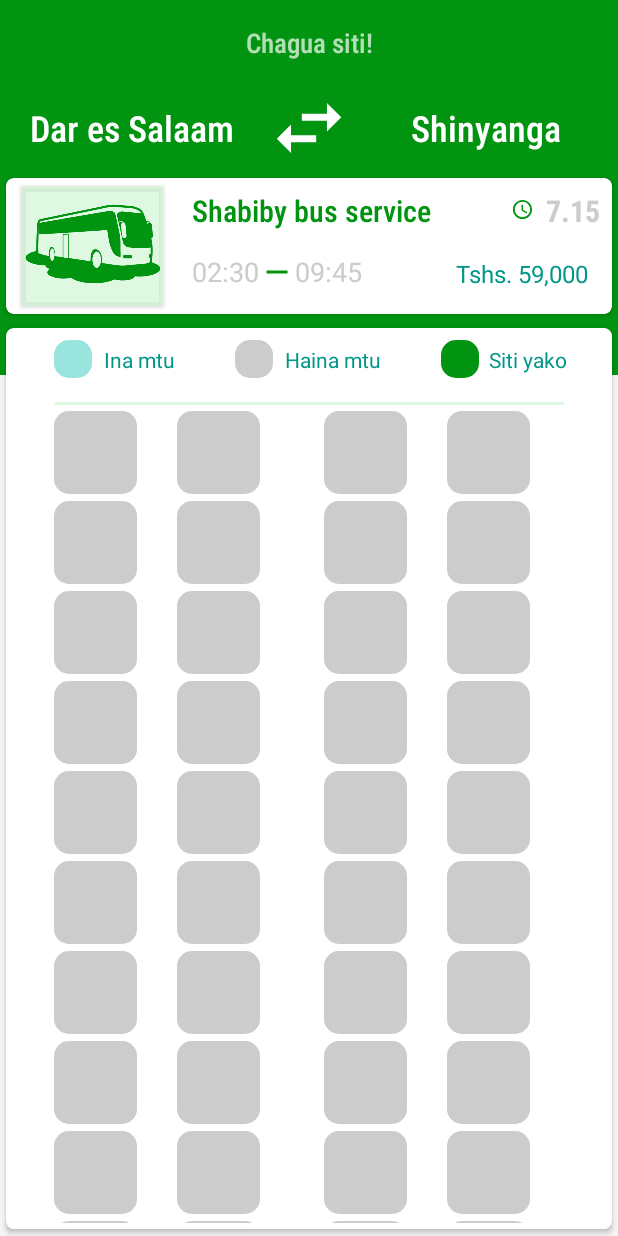
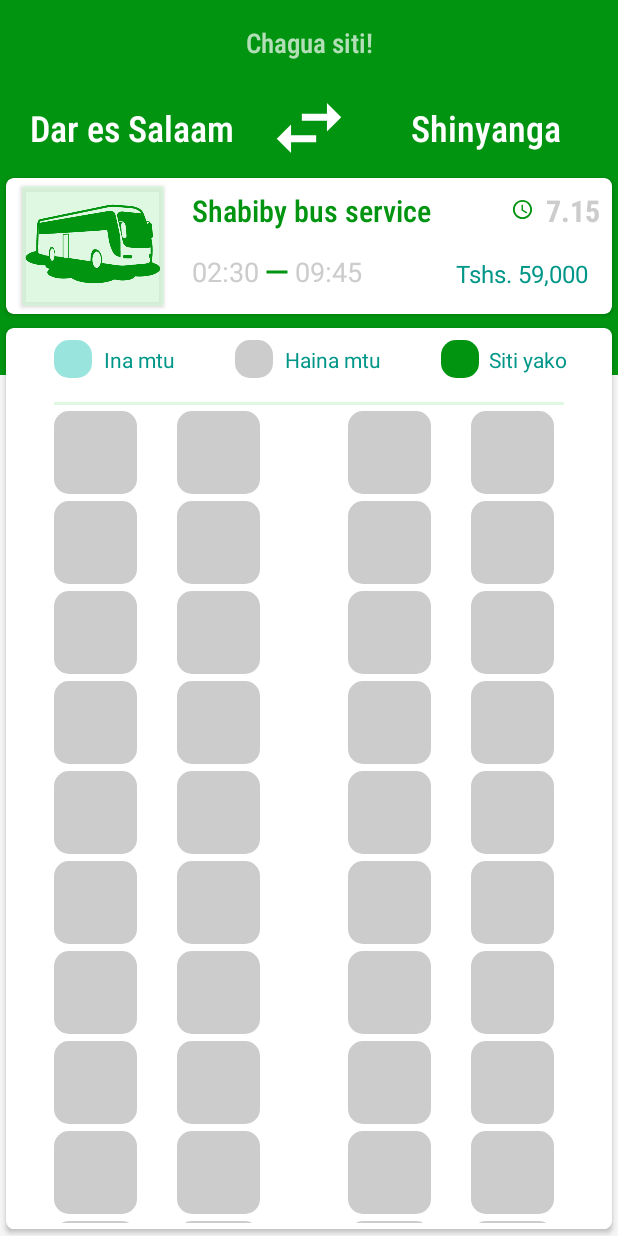
Before and after one commit to 4cruxt/Kibasi, an Android app: the BusSeatSelectorActivity screen opened directly, with no data from a screen before it, on a phone screen of 412 x 824 dp. Run offline under Robolectric (Android 15) with nearby library versions, the light colour scheme and no system bars; Roboto replaces fonts that are not available here.

Commit message:
Added payment layout.

```diff
--- a/app/src/main/AndroidManifest.xml
+++ b/app/src/main/AndroidManifest.xml
@@ -28,6 +28,10 @@
         <activity android:name=".BusSeatSelectorActivity" />
         <activity android:name=".BookedTicketActivity" />
 
+        <activity
+            android:name=".TicketPaymentActivity"
+            android:theme="@style/TicketTheme" />
+
         <meta-data
             android:name="preloaded_fonts"
             android:resource="@array/preloaded_fonts" />
--- a/app/src/main/java/com/tancorp/kibasi/navigations/ExploreFragment.java
+++ b/app/src/main/java/com/tancorp/kibasi/navigations/ExploreFragment.java
@@ -32,6 +32,7 @@ import java.util.Objects;
  */
 public class ExploreFragment extends Fragment
 {
+    public static final int EXPLORE_FRAGMENT_ID = 1;
 
     private List<String> _regions;
     private AwesomeSpinner _fromSpinner;
--- a/app/src/main/java/com/tancorp/kibasi/navigations/PassengerFragment.java
+++ b/app/src/main/java/com/tancorp/kibasi/navigations/PassengerFragment.java
@@ -14,6 +14,7 @@ import com.tancorp.kibasi.R;
  */
 public class PassengerFragment extends Fragment
 {
+    public static final int PASSENGER_FRAGMENT_ID = 3;
 
     public PassengerFragment()
     {
--- a/app/src/main/java/com/tancorp/kibasi/navigations/TicketFragment.java
+++ b/app/src/main/java/com/tancorp/kibasi/navigations/TicketFragment.java
@@ -20,6 +20,7 @@ import com.tancorp.kibasi.models.Ticket;
  */
 public class TicketFragment extends Fragment
 {
+    public static final int TICKET_FRAGMENT_ID = 2;
 
     private Ticket[] _ticketItem;
     private RecyclerView _ticketRecyclerview;
--- a/app/src/main/res/layout/fragment_bus_seat_selector.xml
+++ b/app/src/main/res/layout/fragment_bus_seat_selector.xml
@@ -213,8 +213,8 @@
                 android:layout_width="160dp"
                 android:layout_height="0dp"
                 android:layout_marginTop="4dp"
-                android:layout_marginEnd="32dp"
-                android:layout_marginRight="32dp"
+                android:layout_marginEnd="16dp"
+                android:layout_marginRight="16dp"
                 android:layout_marginBottom="4dp"
                 android:columnWidth="5dp"
                 android:gravity="center"
--- a/app/src/main/res/values/styles.xml
+++ b/app/src/main/res/values/styles.xml
@@ -19,7 +19,7 @@
 
     <style name="TicketTheme" parent="Theme.AppCompat.NoActionBar">
         <item name="colorPrimaryDark">@color/colorBackgroundWhite</item>
-        <item name="colorAccent">@color/colorBackgroundWhite</item>
+        <item name="colorAccent">@color/colorAccent</item>
     </style>
 
 </resources>
```
Also changed, not shown: app/src/main/java/com/tancorp/kibasi/BusSeatSelectorActivity.java (+12 -1 lines), app/src/main/java/com/tancorp/kibasi/MainActivity.java (+44 -3 lines).
